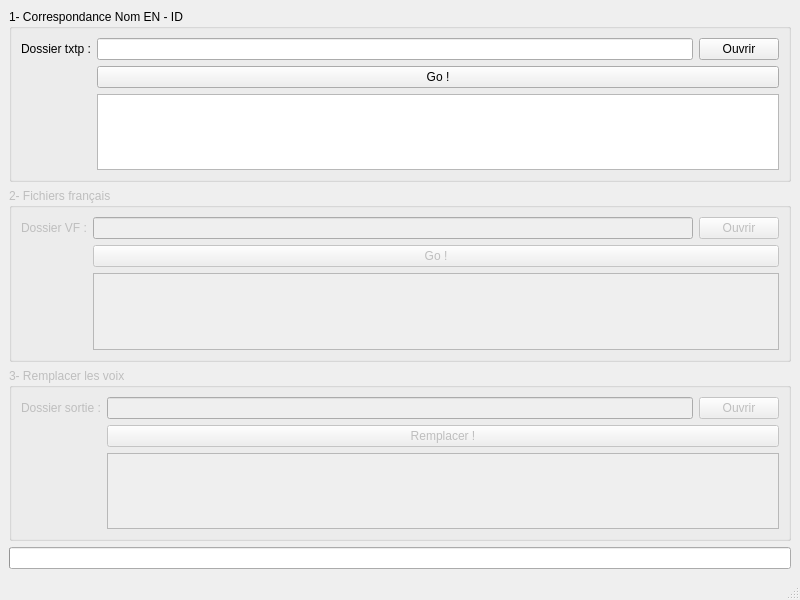
The window that MainWindow.ui (Maniform/OblivionFrenchiser) describes before a commit, drawn with Qt 5.
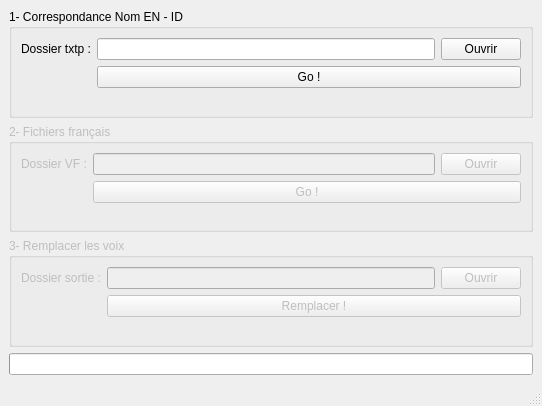
The same window after the commit.

Commit message: Removed list widgets and adding logs

```diff
--- a/MainWindow.ui
+++ b/MainWindow.ui
@@ -6,8 +6,8 @@
    <rect>
     <x>0</x>
     <y>0</y>
-    <width>800</width>
-    <height>600</height>
+    <width>542</width>
+    <height>406</height>
    </rect>
   </property>
   <property name="windowTitle">
@@ -52,9 +52,6 @@
          </property>
         </widget>
        </item>
-       <item row="2" column="1">
-        <widget class="QListWidget" name="s1ListWidget"/>
-       </item>
       </layout>
      </widget>
     </item>
@@ -98,9 +95,6 @@
          </property>
         </widget>
        </item>
-       <item row="2" column="1">
-        <widget class="QListWidget" name="s2ListWidget"/>
-       </item>
       </layout>
      </widget>
     </item>
@@ -141,9 +135,6 @@
          </property>
         </widget>
        </item>
-       <item row="3" column="1">
-        <widget class="QListWidget" name="s3MissingListWidget"/>
-       </item>
       </layout>
      </widget>
     </item>
```
Left out of the diff: 16 changed lines with no effect on the pictures. The commit also changes 1 other file.
